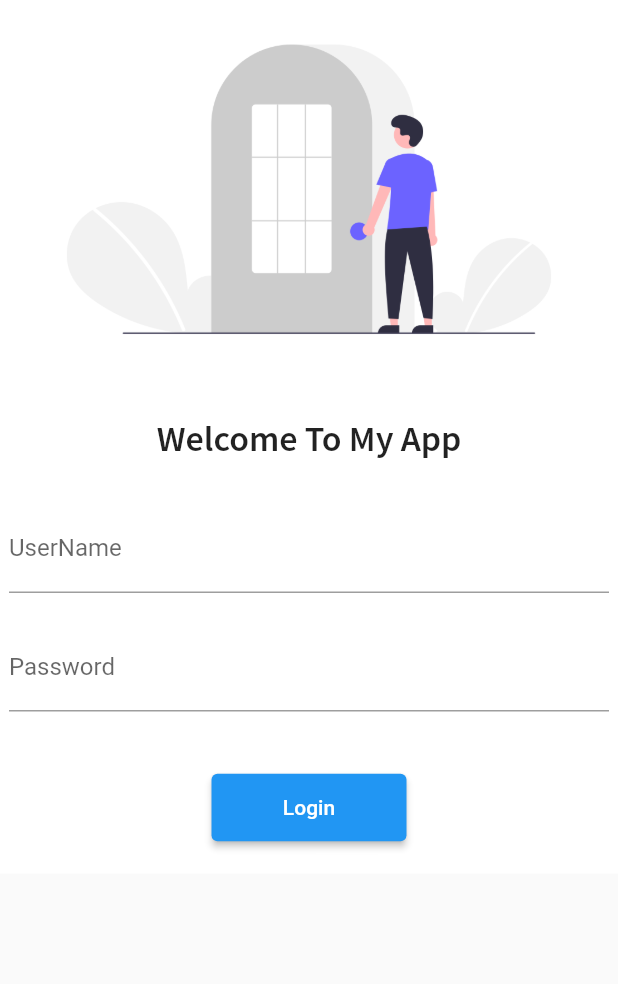
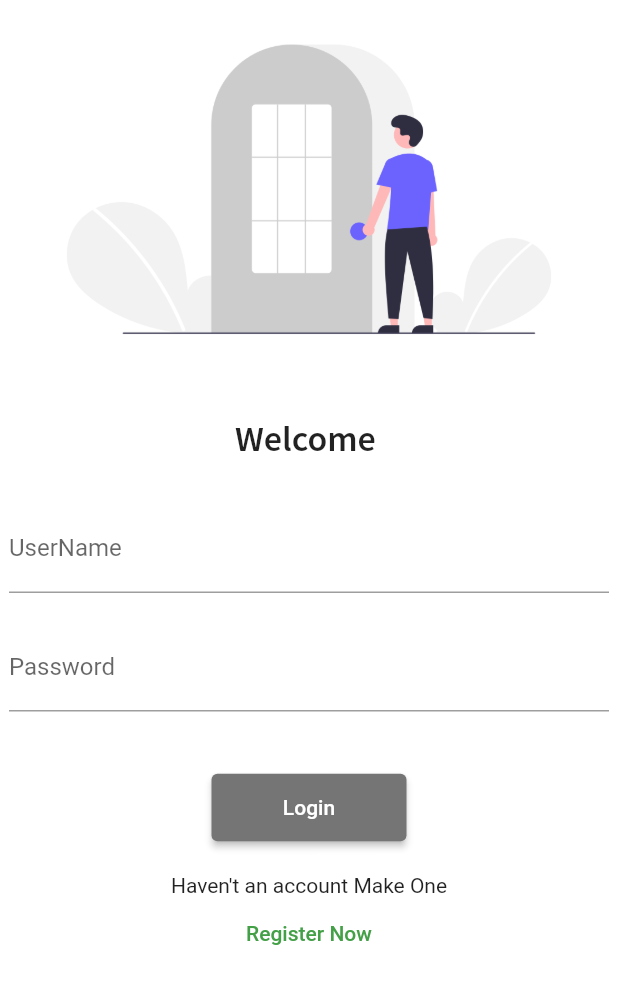
Before and after one commit to DigantaChauduri06/30DaysOfFlutter, a Flutter app: the screen it shows after launch, on a phone screen of 412 x 824 dp. Shown: the top 984 px of the screen. Run offline on Flutter 3.47's test engine with Material 2 defaults, Android fonts, the light colour scheme and no system bars.

Commit message:
Register_page_pending

```diff
--- a/lib/Pages/loginPage.dart
+++ b/lib/Pages/loginPage.dart
@@ -5,6 +5,8 @@ class LoginPage extends StatefulWidget {
   @override
   _LoginPageState createState() => _LoginPageState();
 }
+
+String name = "";
 
 class _LoginPageState extends State<LoginPage> {
   @override
@@ -26,7 +28,7 @@ class _LoginPageState extends State<LoginPage> {
                     height: 24,
                   ),
                   Text(
-                    'Welcome To My App',
+                    'Welcome $name',
                     style: TextStyle(
                       color: Colors.black87,
                       fontSize: 24,
@@ -47,6 +49,10 @@ class _LoginPageState extends State<LoginPage> {
                             hintText: "Enter Your Name",
                             labelText: "UserName",
                           ),
+                          onChanged: (value) {
+                            name = value;
+                            setState(() {});
+                          },
                         ),
                         Padding(
                           padding: const EdgeInsets.symmetric(
@@ -69,6 +75,25 @@ class _LoginPageState extends State<LoginPage> {
                           child: Text('Login'),
                           style: TextButton.styleFrom(
                             minimumSize: Size(130, 45),
+                            backgroundColor: Colors.grey[600],
+                          ),
+                        ),
+                        SizedBox(
+                          height: 20,
+                        ),
+                        Container(
+                          child: Text("Haven't an account Make One"),
+                        ),
+                        ElevatedButton(
+                          onPressed: () {
+                            Navigator.pushNamed(
+                                context, MyRoutes.registerRoute);
+                          },
+                          style: TextButton.styleFrom(
+                              backgroundColor: Colors.white, elevation: 0),
+                          child: Text(
+                            'Register Now',
+                            style: TextStyle(color: Colors.green[600]),
                           ),
                         )
                       ],
@@ -83,7 +108,3 @@ class _LoginPageState extends State<LoginPage> {
     );
   }
 }
-/**
- * singleChlidScrollView help to fix overflow due to keyboard
- *
- */
--- /dev/null
+++ b/lib/Pages/registerPage.dart
@@ -0,0 +1,37 @@
+import 'package:flutter/material.dart';
+
+class RagisterPage extends StatefulWidget {
+  @override
+  _RagisterPageState createState() => _RagisterPageState();
+}
+
+class _RagisterPageState extends State<RagisterPage> {
+  @override
+  Widget build(BuildContext context) {
+    return MaterialApp(
+      home: SafeArea(
+        child: Scaffold(
+          body: Material(
+            child: SingleChildScrollView(
+              child: Column(
+                children: <Widget>[
+                  Image.asset(
+                    'assets/images/Register_Image.png',
+                    fit: BoxFit.fill,
+                  ),
+                  SizedBox(
+                    height: 10,
+                  ),
+                  Text(
+                    "Register! Please",
+                    style: TextStyle(fontSize: 24, fontFamily: 'SourceSansPro'),
+                  ),
+                ],
+              ),
+            ),
+          ),
+        ),
+      ),
+    );
+  }
+}
--- a/lib/main.dart
+++ b/lib/main.dart
@@ -2,6 +2,7 @@ import 'package:day1first/utils/routes.dart';
 import 'package:flutter/material.dart';
 import 'Pages/homePage.dart';
 import 'Pages/loginPage.dart';
+import 'pages/registerPage.dart';
 
 void main() {
   runApp(
@@ -25,17 +26,9 @@ class MyApp extends StatelessWidget {
       routes: {
         "/": (context) => LoginPage(),
         MyRoutes.homeRoute: (context) => HomePage(),
-        MyRoutes.loginRoute: (context) => LoginPage()
+        MyRoutes.loginRoute: (context) => LoginPage(),
+        MyRoutes.registerRoute: (context) => RagisterPage()
       },
     );
   }
 }
-//////////////////////////////////////////////////////////
-//////////////////////////////////////////////////////////
-    // bringop(paisa: 700, plactic: true); //Function call
-  // bringop({paisa = 100, @required bool plactic}) {
-     //default parameter if we write @requied then we must write that argument
-  //   print('paisa is $paisa and $plactic');
-  // }
-  //theme: ThemeData.dark(), //This is for Dark theme
-  // themeMode: ThemeMode.dark,
--- a/lib/utils/routes.dart
+++ b/lib/utils/routes.dart
@@ -1,4 +1,5 @@
 class MyRoutes {
   static String loginRoute = "/Login";
   static String homeRoute = "/home";
+  static String registerRoute = "/register";
 }
```
Also changed, not shown: assets/images/Register_Image.png (added).
